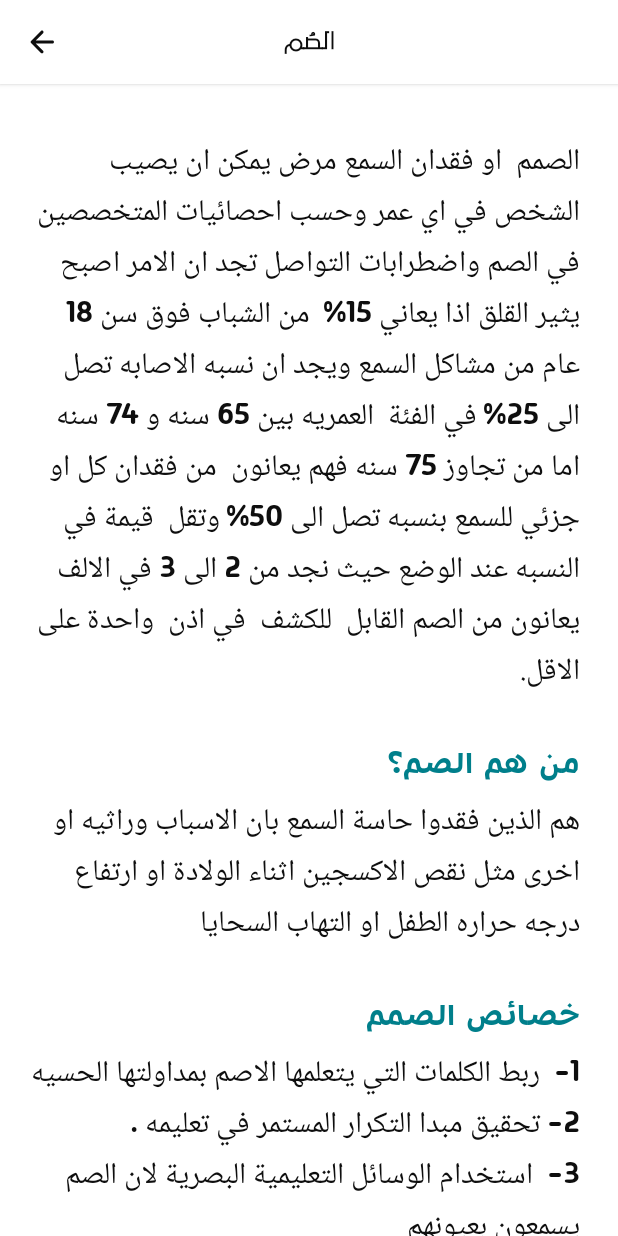
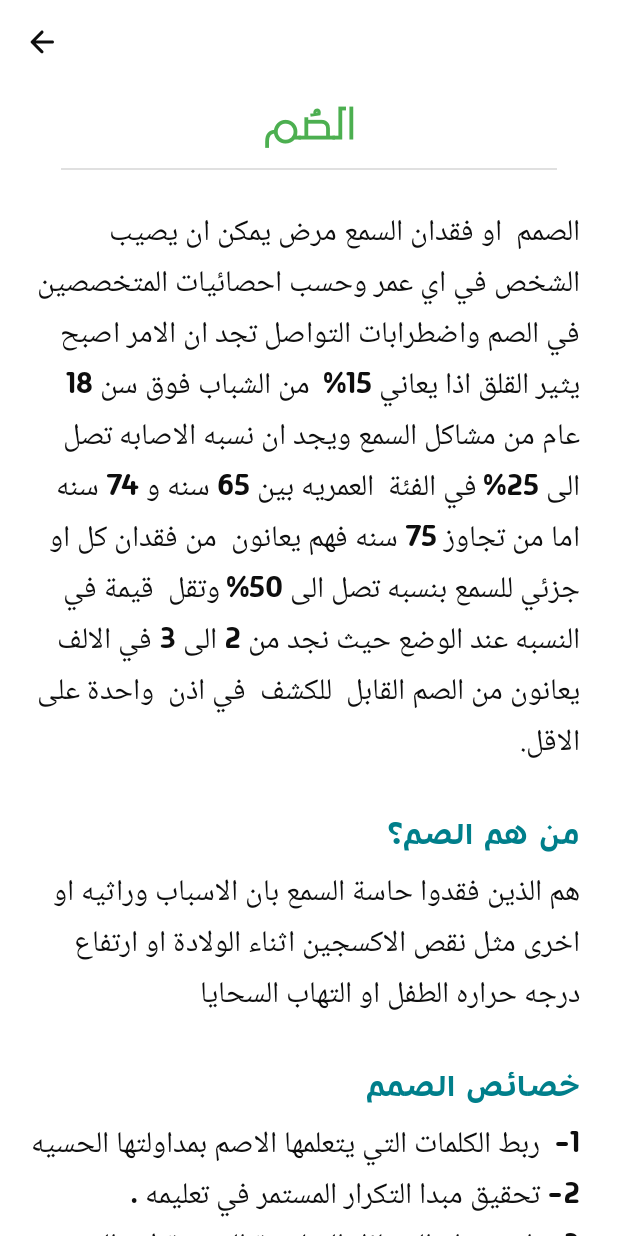
Before and after one commit to typ-AhmedSleem/HandTalk, an Android app: the ArticlesActivity screen opened directly, with no data from a screen before it, after a tap on an icon or button, on a phone screen of 412 x 824 dp. Run offline under Robolectric (Android 15) with nearby library versions, the phone set to English and light mode, and no system bars.

Commit message:
articles: fixed some UI issues and added title section for each article

```diff
--- a/app/src/main/java/com/typ/handtalk/ui/articles/ArticleViewerActivity.kt
+++ b/app/src/main/java/com/typ/handtalk/ui/articles/ArticleViewerActivity.kt
@@ -15,6 +15,7 @@ import com.typ.handtalk.articles.models.Section
 import com.typ.handtalk.databinding.ActivityArticleViewerBinding
 import com.typ.handtalk.ui.articles.views.ImageSectionView
 import com.typ.handtalk.ui.articles.views.TextSectionView
+import com.typ.handtalk.ui.articles.views.TitleSectionView
 import com.typ.handtalk.utils.Utils
 import kotlinx.coroutines.DelicateCoroutinesApi
 import kotlinx.coroutines.Dispatchers
@@ -45,7 +46,7 @@ class ArticleViewerActivity : AppCompatActivity() {
         with(ActivityArticleViewerBinding.inflate(layoutInflater)) {
             setContentView(root)
             toolbar.apply {
-                title = article.title
+                title = "" // article.title
                 setNavigationOnClickListener {
                     finishAfterTransition()
                 }
@@ -115,6 +116,11 @@ class ArticleViewerActivity : AppCompatActivity() {
                 }
             }
             // * Sections
+            llSections.addView(
+                TitleSectionView(context, article.title),
+                LinearLayout.LayoutParams.MATCH_PARENT,
+                LinearLayout.LayoutParams.WRAP_CONTENT
+            )
             for (section in article.sections) {
                 when (section) {
                     is Section.TextSection -> {
--- a/app/src/main/java/com/typ/handtalk/ui/articles/views/ImageSectionView.kt
+++ b/app/src/main/java/com/typ/handtalk/ui/articles/views/ImageSectionView.kt
@@ -8,7 +8,7 @@ import androidx.constraintlayout.utils.widget.ImageFilterView
 import java.io.IOException
 
 @SuppressLint("ViewConstructor")
-class ImageSectionView constructor(
+class ImageSectionView(
     context: Context,
     src: String
 ) : ImageFilterView(context) {
--- a/app/src/main/java/com/typ/handtalk/ui/articles/views/TextSectionView.kt
+++ b/app/src/main/java/com/typ/handtalk/ui/articles/views/TextSectionView.kt
@@ -10,7 +10,7 @@ import com.typ.handtalk.R
 import com.typ.handtalk.articles.models.Section
 
 @SuppressLint("ViewConstructor")
-class TextSectionView constructor(
+class TextSectionView(
     context: Context,
     section: Section.TextSection
 ) : LinearLayout(context) {
--- /dev/null
+++ b/app/src/main/java/com/typ/handtalk/ui/articles/views/TitleSectionView.kt
@@ -0,0 +1,22 @@
+package com.typ.handtalk.ui.articles.views
+
+import android.annotation.SuppressLint
+import android.content.Context
+import android.widget.LinearLayout
+import com.google.android.material.textview.MaterialTextView
+import com.typ.handtalk.R
+
+@SuppressLint("ViewConstructor")
+class TitleSectionView(
+    context: Context,
+    title: String
+) : LinearLayout(context) {
+
+    init {
+        inflate(context, R.layout.layout_title_section, this)
+        findViewById<MaterialTextView>(R.id.tv_title).apply {
+            text = title.trim()
+        }
+    }
+
+}
--- a/app/src/main/res/layout/activity_article_viewer.xml
+++ b/app/src/main/res/layout/activity_article_viewer.xml
@@ -17,7 +17,7 @@
             android:layout_width="match_parent"
             android:layout_height="?actionBarSize"
             android:background="@color/colorParent"
-            android:elevation="2dp"
+            android:elevation="0dp"
             android:textAppearance="@style/TextAppearance.AppCompat.Title"
             android:textColor="@color/colorPrimary"
             android:textSize="22sp"
--- /dev/null
+++ b/app/src/main/res/layout/layout_title_section.xml
@@ -0,0 +1,36 @@
+<?xml version="1.0" encoding="utf-8"?>
+<LinearLayout xmlns:android="http://schemas.android.com/apk/res/android"
+    xmlns:app="http://schemas.android.com/apk/res-auto"
+    xmlns:tools="http://schemas.android.com/tools"
+    android:layout_width="match_parent"
+    android:layout_height="wrap_content"
+    android:background="@color/transparent"
+    android:orientation="vertical"
+    android:paddingStart="15dp"
+    android:paddingTop="0dp"
+    android:paddingEnd="15dp">
+
+    <com.google.android.material.textview.MaterialTextView
+        android:id="@+id/tv_title"
+        android:layout_width="match_parent"
+        android:layout_height="wrap_content"
+        android:layout_marginStart="15dp"
+        android:layout_marginEnd="15dp"
+        android:gravity="center"
+        android:justificationMode="inter_word"
+        android:text="ماذا يعني التدخل المبكر ؟؟"
+        android:textAlignment="center"
+        android:textColor="#4CAF50"
+        android:textSize="25sp"
+        android:textStyle="bold"
+        app:fontFamily="@font/font_title"
+        tools:ignore="HardcodedText" />
+
+    <com.google.android.material.divider.MaterialDivider
+        android:layout_width="match_parent"
+        android:layout_height="wrap_content"
+        android:layout_marginStart="25dp"
+        android:layout_marginTop="10dp"
+        android:layout_marginEnd="25dp" />
+
+</LinearLayout>
--- a/app/src/main/res/values/colors.xml
+++ b/app/src/main/res/values/colors.xml
@@ -41,6 +41,8 @@
     <color name="rippleForColorPrimary">#40FFFFFF</color>
     <color name="white">#FFFFFF</color>
     <color name="transparent">#00FFFFFF</color>
+    <color name="colorErrorContainer">#F44336</color>
+    <color name="colorSuccessContainer">#4CAF50</color>
 
     <!-- * Articles feature colors go here -->
     <color name="color_bg">#FBFAFA</color>
--- a/app/src/main/res/values/strings.xml
+++ b/app/src/main/res/values/strings.xml
@@ -85,5 +85,6 @@
     <string name="empty_translation_prompt">Can\'t translate empty sentence</string>
     <string name="translation_has_missing_words">"Sentence translated and has missing words. Check the RED words again "</string>
     <string name="articles">مواضيع توعوية</string>
+    <string name="stop_translating">Stop translating</string>
 
 </resources>
```
